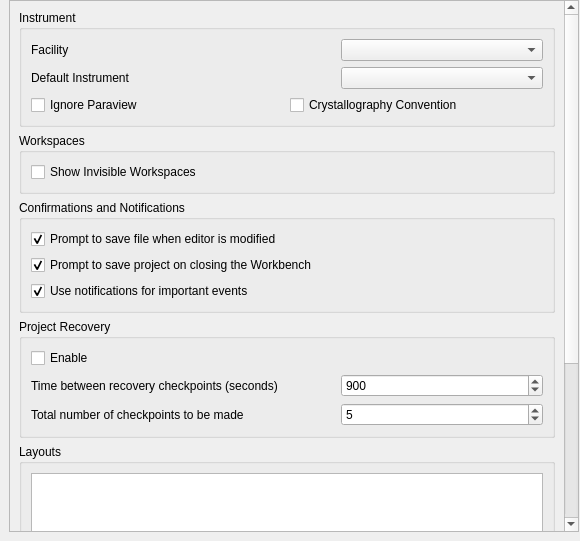
Before: the Qt Designer form qt/applications/workbench/workbench/widgets/settings/general/section_general.ui in mantidproject/mantid, drawn with Qt 5.
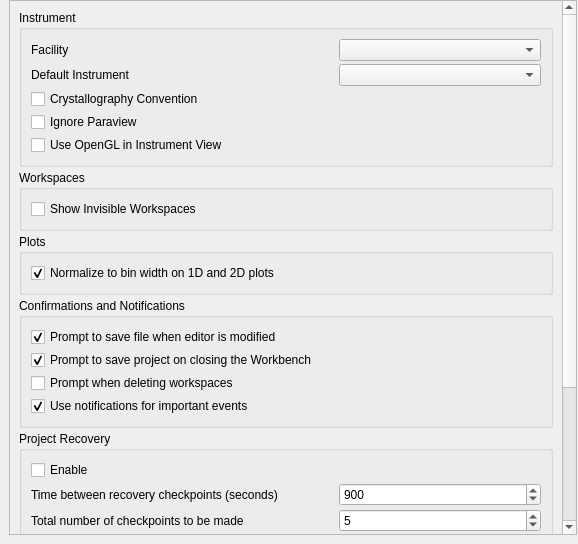
After: the same form once the commit is applied.

Commit message:
Re #27471 Add final settings to general tab
This add the settings for normalisation, openGL and prompt delete workspaces

What changed in the file:
```diff
--- a/qt/applications/workbench/workbench/widgets/settings/general/section_general.ui
+++ b/qt/applications/workbench/workbench/widgets/settings/general/section_general.ui
@@ -6,8 +6,8 @@
    <rect>
     <x>0</x>
     <y>0</y>
-    <width>580</width>
-    <height>541</height>
+    <width>578</width>
+    <height>544</height>
    </rect>
   </property>
   <property name="windowTitle">
@@ -44,9 +44,9 @@
       <property name="geometry">
        <rect>
         <x>0</x>
-        <y>0</y>
-        <width>568</width>
-        <height>530</height>
+        <y>-139</y>
+        <width>549</width>
+        <height>672</height>
        </rect>
       </property>
       <property name="sizePolicy">
@@ -58,6 +58,9 @@
       <layout class="QVBoxLayout" name="verticalLayout_2">
        <item>
         <layout class="QVBoxLayout" name="verticalLayout">
+         <property name="spacing">
+          <number>3</number>
+         </property>
          <property name="sizeConstraint">
           <enum>QLayout::SetMaximumSize</enum>
          </property>
@@ -73,6 +76,9 @@
             <string>Instrument</string>
            </property>
            <layout class="QVBoxLayout" name="verticalLayout_7">
+            <property name="spacing">
+             <number>3</number>
+            </property>
             <item>
              <layout class="QHBoxLayout" name="horizontalLayout_3">
               <item>
@@ -84,6 +90,12 @@
               </item>
               <item>
                <widget class="QComboBox" name="facility">
+                <property name="sizePolicy">
+                 <sizepolicy hsizetype="Minimum" vsizetype="Minimum">
+                  <horstretch>0</horstretch>
+                  <verstretch>0</verstretch>
+                 </sizepolicy>
+                </property>
                 <property name="maximumSize">
                  <size>
                   <width>202</width>
@@ -122,14 +134,7 @@
              </layout>
             </item>
             <item>
-             <layout class="QHBoxLayout" name="horizontalLayout_2">
-              <item>
-               <widget class="QCheckBox" name="ignore_paraview">
-                <property name="text">
-                 <string>Ignore Paraview</string>
-                </property>
-               </widget>
-              </item>
+             <layout class="QVBoxLayout" name="verticalLayout_5">
               <item>
                <widget class="QCheckBox" name="crystallography_convention">
                 <property name="text">
@@ -137,6 +142,20 @@
                 </property>
                </widget>
               </item>
+              <item>
+               <widget class="QCheckBox" name="ignore_paraview">
+                <property name="text">
+                 <string>Ignore Paraview</string>
+                </property>
+               </widget>
+              </item>
+              <item>
+               <widget class="QCheckBox" name="use_open_gl">
+                <property name="text">
+                 <string>Use OpenGL in Instrument View</string>
+                </property>
+               </widget>
+              </item>
              </layout>
             </item>
            </layout>
@@ -154,6 +173,9 @@
             <string>Workspaces</string>
            </property>
            <layout class="QVBoxLayout" name="verticalLayout_6">
+            <property name="spacing">
+             <number>3</number>
+            </property>
             <property name="sizeConstraint">
              <enum>QLayout::SetMinimumSize</enum>
             </property>
@@ -182,6 +204,38 @@
            </layout>
           </widget>
          </item>
+         <item>
+          <widget class="QGroupBox" name="plots_box">
+           <property name="title">
+            <string>Plots</string>
+           </property>
+           <layout class="QVBoxLayout" name="verticalLayout_9">
+            <property name="spacing">
+             <number>3</number>
+            </property>
+            <item>
+             <layout class="QVBoxLayout" name="verticalLayout_8">
+              <item>
+               <widget class="QCheckBox" name="normalize_to_bin_width">
+                <property name="sizePolicy">
+                 <sizepolicy hsizetype="Expanding" vsizetype="Fixed">
+                  <horstretch>0</horstretch>
+                  <verstretch>0</verstretch>
+                 </sizepolicy>
+                </property>
+                <property name="text">
+                 <string>Normalize to bin width on 1D and 2D plots</string>
+                </property>
+                <property name="checked">
+                 <bool>true</bool>
+                </property>
+               </widget>
+              </item>
+             </layout>
+            </item>
+           </layout>
+          </widget>
+         </item>
          <item>
           <widget class="QGroupBox" name="confirmations_box">
            <property name="sizePolicy">
@@ -194,6 +248,9 @@
             <string>Confirmations and Notifications</string>
            </property>
            <layout class="QVBoxLayout" name="verticalLayout_3">
+            <property name="spacing">
+             <number>3</number>
+            </property>
             <item>
              <widget class="QCheckBox" name="prompt_save_editor_modified">
               <property name="sizePolicy">
@@ -226,6 +283,13 @@
               </property>
              </widget>
             </item>
+            <item>
+             <widget class="QCheckBox" name="prompt_deleting_workspaces">
+              <property name="text">
+               <string>Prompt when deleting workspaces</string>
+              </property>
+             </widget>
+            </item>
             <item>
              <widget class="QCheckBox" name="use_notifications">
               <property name="sizePolicy">
@@ -257,6 +321,9 @@
             <string>Project Recovery</string>
            </property>
            <layout class="QVBoxLayout" name="verticalLayout_4">
+            <property name="spacing">
+             <number>3</number>
+            </property>
             <item>
              <widget class="QCheckBox" name="project_recovery_enabled">
               <property name="text">
@@ -382,64 +449,6 @@
            </layout>
           </widget>
          </item>
-         <item>
-          <widget class="QGroupBox" name="verticalGroupBox">
-           <property name="title">
-            <string>Send To</string>
-           </property>
-           <layout class="QGridLayout" name="gridLayout_3">
-            <property name="leftMargin">
-             <number>9</number>
-            </property>
-            <property name="topMargin">
-             <number>9</number>
-            </property>
-            <property name="rightMargin">
-             <number>9</number>
-            </property>
-            <property name="bottomMargin">
-             <number>9</number>
-            </property>
-            <item row="3" column="0">
-             <widget class="QPushButton" name="add_send_to">
-              <property name="text">
-               <string>Add...</string>
-              </property>
-             </widget>
-            </item>
-            <item row="3" column="1">
-             <widget class="QPushButton" name="edit_send_to">
-              <property name="enabled">
-               <bool>false</bool>
-              </property>
-              <property name="text">
-               <string>Edit...</string>
-              </property>
-             </widget>
-            </item>
-            <item row="3" column="2">
-             <widget class="QPushButton" name="delete_send_to">
-              <property name="enabled">
-               <bool>false</bool>
-              </property>
-              <property name="text">
-               <string>Delete...</string>
-              </property>
-             </widget>
-            </item>
-            <item row="2" column="0" colspan="3">
-             <widget class="QTreeWidget" name="send_to_list">
-              <property name="selectionMode">
-               <enum>QAbstractItemView::ExtendedSelection</enum>
-              </property>
-              <attribute name="headerCascadingSectionResizes">
-               <bool>false</bool>
-              </attribute>
-             </widget>
-            </item>
-           </layout>
-          </widget>
-         </item>
         </layout>
        </item>
       </layout>
```
The commit also changes 14 other files.
